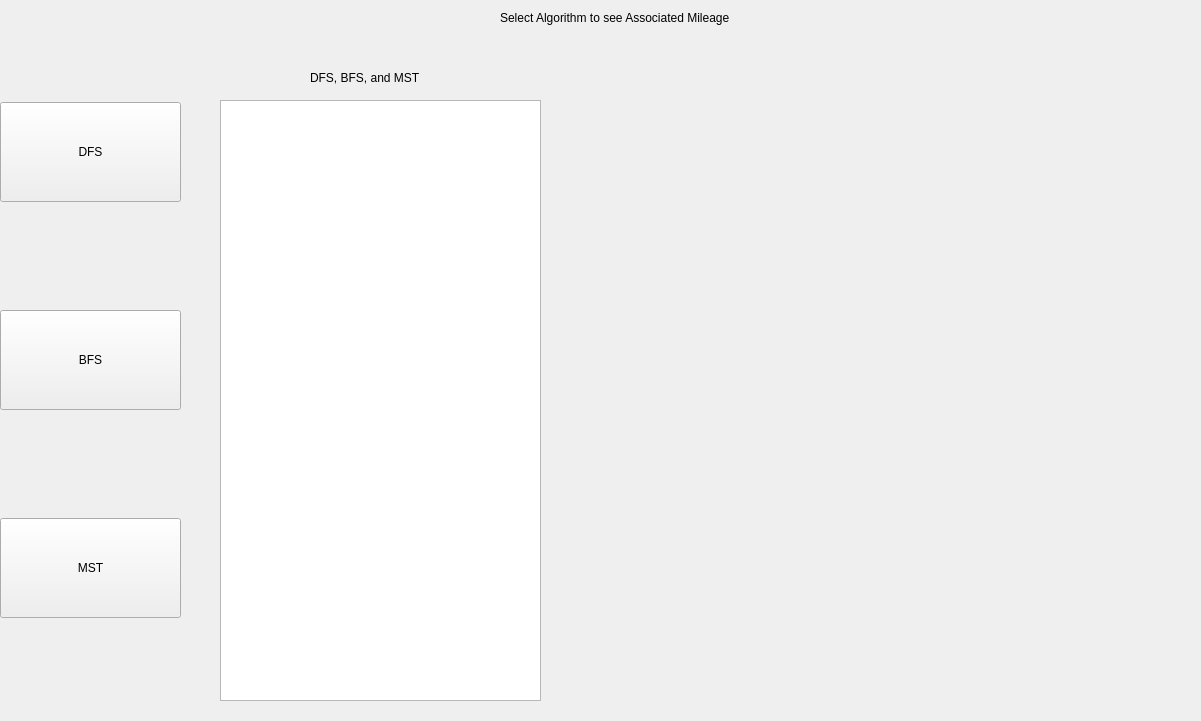
This is QT Project/graphwindow.ui in AaronGeesink/CS1D-Basketball-Project as Qt 5 draws it before an edit. The edited form follows.
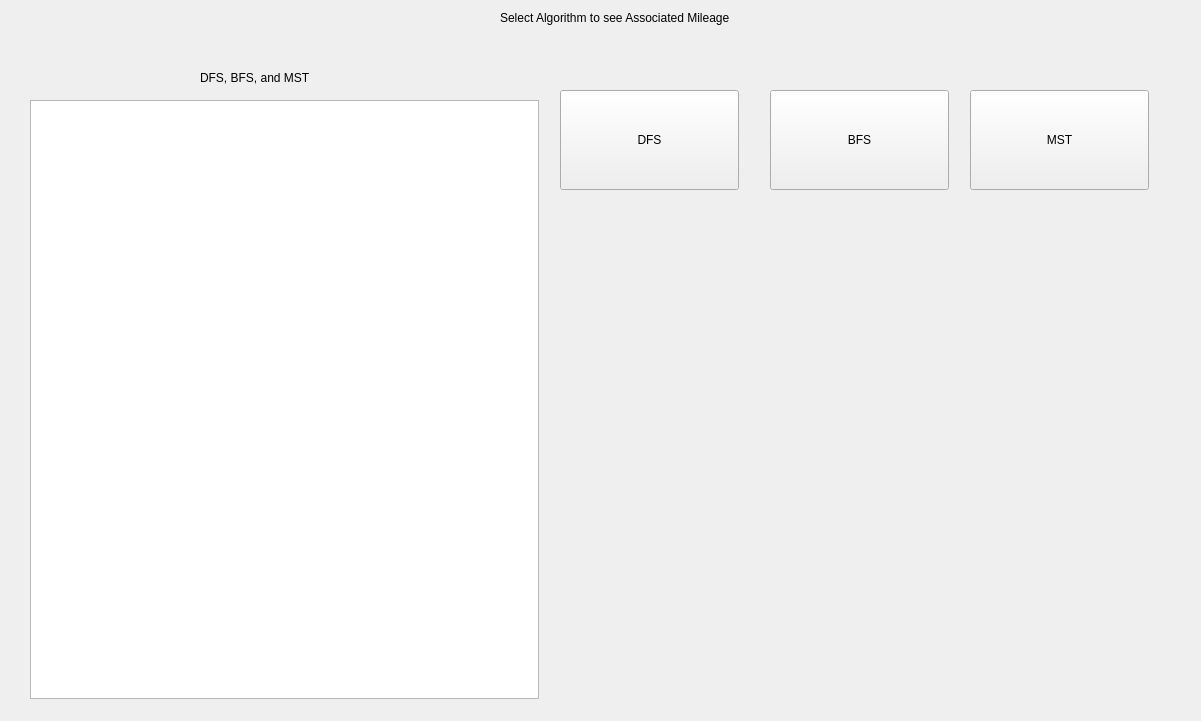
This is the edited form.

Patch:
```diff
--- a/QT Project/graphwindow.ui
+++ b/QT Project/graphwindow.ui
@@ -38,18 +38,41 @@
     <string>Select Algorithm to see Associated Mileage</string>
    </property>
   </widget>
-  <widget class="QWidget" name="verticalLayoutWidget">
+  <widget class="QLabel" name="label_2">
    <property name="geometry">
     <rect>
-     <x>0</x>
-     <y>0</y>
-     <width>181</width>
-     <height>721</height>
+     <x>200</x>
+     <y>70</y>
+     <width>231</width>
+     <height>16</height>
     </rect>
    </property>
-   <layout class="QVBoxLayout" name="verticalLayout">
-    <item>
+   <property name="text">
+    <string>DFS, BFS, and MST</string>
+   </property>
+  </widget>
+  <widget class="QLabel" name="Image">
+   <property name="geometry">
+    <rect>
+     <x>570</x>
+     <y>100</y>
+     <width>581</width>
+     <height>591</height>
+    </rect>
+   </property>
+   <property name="text">
+    <string/>
+   </property>
+  </widget>
      <widget class="QPushButton" name="dfsBtn">
+   <property name="geometry">
+    <rect>
+     <x>560</x>
+     <y>90</y>
+     <width>179</width>
+     <height>100</height>
+    </rect>
+   </property>
       <property name="sizePolicy">
        <sizepolicy hsizetype="Minimum" vsizetype="Fixed">
         <horstretch>0</horstretch>
@@ -66,9 +89,15 @@
        <string>DFS</string>
       </property>
      </widget>
-    </item>
-    <item>
      <widget class="QPushButton" name="bfsBtn">
+   <property name="geometry">
+    <rect>
+     <x>770</x>
+     <y>90</y>
+     <width>179</width>
+     <height>100</height>
+    </rect>
+   </property>
       <property name="minimumSize">
        <size>
         <width>0</width>
@@ -79,9 +108,15 @@
        <string>BFS</string>
       </property>
      </widget>
-    </item>
-    <item>
      <widget class="QPushButton" name="mstBtn">
+   <property name="geometry">
+    <rect>
+     <x>970</x>
+     <y>90</y>
+     <width>179</width>
+     <height>100</height>
+    </rect>
+   </property>
       <property name="minimumSize">
        <size>
         <width>0</width>
@@ -92,48 +127,14 @@
        <string>MST</string>
       </property>
      </widget>
-    </item>
-   </layout>
-  </widget>
-  <widget class="QLabel" name="label_2">
+  <widget class="QTableWidget" name="travList">
    <property name="geometry">
     <rect>
-     <x>310</x>
-     <y>70</y>
-     <width>231</width>
-     <height>16</height>
-    </rect>
-   </property>
-   <property name="text">
-    <string>DFS, BFS, and MST</string>
-   </property>
-  </widget>
-  <widget class="QWidget" name="horizontalLayoutWidget">
-   <property name="geometry">
-    <rect>
-     <x>220</x>
+     <x>30</x>
      <y>100</y>
-     <width>321</width>
-     <height>601</height>
+     <width>509</width>
+     <height>599</height>
     </rect>
-   </property>
-   <layout class="QHBoxLayout" name="horizontalLayout">
-    <item>
-     <widget class="QTableWidget" name="travList"/>
-    </item>
-   </layout>
-  </widget>
-  <widget class="QLabel" name="Image">
-   <property name="geometry">
-    <rect>
-     <x>550</x>
-     <y>100</y>
-     <width>601</width>
-     <height>591</height>
-    </rect>
-   </property>
-   <property name="text">
-    <string/>
    </property>
   </widget>
  </widget>
```
Lines whose indentation alone changed are shown as unchanged.
